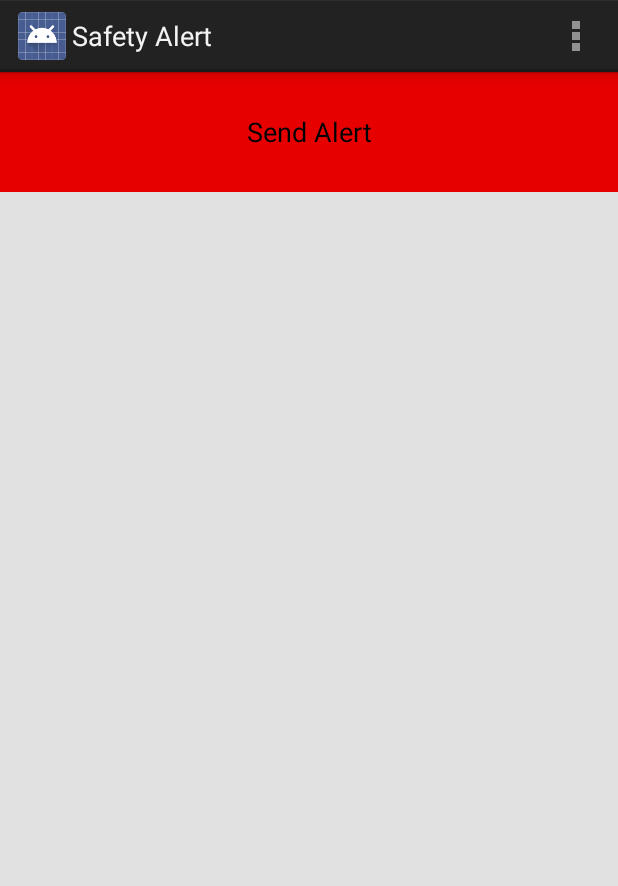
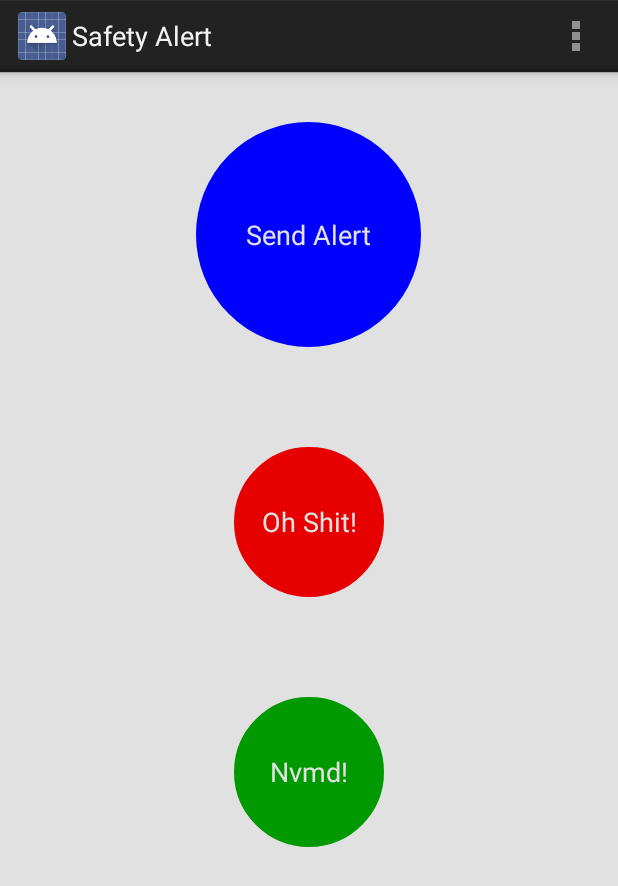
Before and after one commit to kheath/SafetyApp, an Android app: the screen it shows after launch (SMS), after a tap on "Send Alert", on a phone screen of 412 x 824 dp. Shown: the top 886 px of the screen. Run offline under Robolectric (Android 15) with nearby library versions, the phone set to English and light mode, and no system bars.

Commit message:
Added the two other buttons (colored) and set up a basic relative layout for them.  Also added call functionality (needs to be tested with a phone) for the emergency (oh shit) button.  App also now checks to see if you are using a phone before sending a text or calling the emergency number.

```diff
--- a/SMSMessaging/app/src/main/AndroidManifest.xml
+++ b/SMSMessaging/app/src/main/AndroidManifest.xml
@@ -8,6 +8,8 @@
 
     <uses-permission android:name="android.permission.ACCESS_FINE_LOCATION" />
     <uses-permission android:name="android.permission.INTERNET" />
+    <uses-permission android:name="android.permission.SEND_SMS"/>
+    <uses-permission android:name="android.permission.CALL_PHONE"/>
 
     <application
         android:allowBackup="true"
@@ -30,7 +32,7 @@
         </activity>
     </application>
 
-    <uses-permission android:name="android.permission.SEND_SMS">
-    </uses-permission>
+
+
 
 </manifest>
--- a/SMSMessaging/app/src/main/java/myfirstapp/example/com/sms/SMS.java
+++ b/SMSMessaging/app/src/main/java/myfirstapp/example/com/sms/SMS.java
@@ -6,29 +6,35 @@ import java.util.regex.Matcher;
 import java.util.regex.Pattern;
 
 import android.app.Activity;
+import android.content.Context;
 import android.content.Intent;
 import android.content.SharedPreferences;
+import android.net.Uri;
 import android.os.Bundle;
 import android.preference.PreferenceManager;
 import android.telephony.SmsManager;
+import android.telephony.TelephonyManager;
 import android.view.Gravity;
 import android.view.Menu;
 import android.view.MenuInflater;
 import android.view.MenuItem;
 import android.view.View;
 import android.widget.Button;
-import android.widget.EditText;
-import android.widget.TextView.BufferType;
 import android.widget.Toast;
 
 public class SMS extends Activity
 {
     Button btnSendSMS;
+    Button btnOhShit;
+    Button btnItsOkay;
     String txtPhoneNo;
     String txtMessage;
+    String eNumber;
     GPSTracker gps;
     double latitude;
     double longitude;
+
+    TelephonyManager tm;
 
     /** Called when the activity is first created. */
     @Override
@@ -38,10 +44,16 @@ public class SMS extends Activity
         setContentView(R.layout.activity_sms);
 
         btnSendSMS = (Button) findViewById(R.id.btnSendSMS);
-//        txtPhoneNo = (EditText) findViewById(R.id.txtPhoneNo);
-//        txtMessage = (EditText) findViewById(R.id.txtMessage);
+        btnOhShit = (Button) findViewById(R.id.btnOhShit);
+        btnItsOkay = (Button) findViewById(R.id.btnItsOkay);
+
+        // Put in the "emergency" phone number
+        eNumber = "";
+
      // create GPS object
         gps = new GPSTracker(SMS.this);
+
+        tm=(TelephonyManager)getSystemService(Context.TELEPHONY_SERVICE);
 
         PreferenceManager.setDefaultValues(this, R.xml.preferences, false);
 
@@ -82,13 +94,14 @@ public class SMS extends Activity
                 	{
                 		txtPhoneNo = "1"+txtPhoneNo;
                 		System.out.println("Assuming there should be a 1 in front. \nPhone number: "+txtPhoneNo);
-                    	sendSMS(txtPhoneNo, txtMessage);
+
                 	}
                 	else
                 	{
                 		System.out.println("Phone number: "+txtPhoneNo);
-                		sendSMS(txtPhoneNo, txtMessage);
+
                 	}
+                	sendSMS(txtPhoneNo, txtMessage, tm);
                 }
                 else if (!isValidPhoneNumber(txtPhoneNo))
                 {
@@ -107,10 +120,82 @@ public class SMS extends Activity
 //                            Toast.LENGTH_SHORT).setGravity(Gravity.CENTER, 0, 0).show();
             }
         });
+
+        // Call da police!
+
+        btnOhShit.setOnClickListener(new View.OnClickListener()
+        {
+            @Override
+			public void onClick(View v)
+            {
+            	if(isPhone(tm))
+            	{
+            		if (isValidPhoneNumber(eNumber))
+            		{
+            			Intent callIntent = new Intent(Intent.ACTION_CALL, Uri.parse(eNumber));
+            			startActivity(callIntent);
+            		}
+            	}
+            	else
+            	{
+
+            		Toast toast = Toast.makeText(getBaseContext(),
+            				"Shit brah, get a phone!",
+            				Toast.LENGTH_SHORT);
+            		toast.setGravity(Gravity.CENTER, 0, 0);
+            		toast.show();
+            	}
+            }
+        });
+
+        // It's all cool, brah
+
+        btnItsOkay.setOnClickListener(new View.OnClickListener()
+        {
+        	String kkMessage = "Yarr matey, splice the mainbrace.";
+            @Override
+			public void onClick(View v)
+            {
+
+                if (isValidPhoneNumber(txtPhoneNo))
+                {
+                	if (txtPhoneNo.length() == 10)
+                	{
+                		txtPhoneNo = "1"+txtPhoneNo;
+                		System.out.println("Assuming there should be a 1 in front. \nPhone number: "+txtPhoneNo);
+
+                	}
+                	else
+                	{
+                		System.out.println("Phone number: "+txtPhoneNo);
+
+                	}
+                	sendSMS(txtPhoneNo, kkMessage, tm);
+                }
+                else if (!isValidPhoneNumber(txtPhoneNo))
+                {
+                	System.out.println(txtPhoneNo + " is not a valid phone number!");
+                }
+                else
+                {
+                	Toast toast = Toast.makeText(getBaseContext(),
+                            "Please enter a valid phone number.",
+                            Toast.LENGTH_SHORT);
+                	toast.setGravity(Gravity.CENTER, 0, 0);
+                	toast.show();
+                }
+//                	Toast.makeText(getBaseContext(),
+//                            "Please enter both a valid phone number and message.",
+//                            Toast.LENGTH_SHORT).setGravity(Gravity.CENTER, 0, 0).show();
+            }
+        });
+
     }
 
     //---sends an SMS message to another device---
-    private void sendSMS(String phoneNumber, String message)
+    private void sendSMS(String phoneNumber, String message, TelephonyManager device)
+    {
+    	if(isPhone(device))
     	{
     		SmsManager smsManager = SmsManager.getDefault();
     		smsManager.sendTextMessage(phoneNumber, null, message, null, null);
@@ -120,11 +205,16 @@ public class SMS extends Activity
     				Toast.LENGTH_SHORT);
     		toast.setGravity(Gravity.CENTER, 0, 0);
     		toast.show();
+    	}
+    	else
+    	{
+    		Toast toast = Toast.makeText(getBaseContext(),
+    				"You aren't using a phone, brah",
+    				Toast.LENGTH_SHORT);
+    		toast.setGravity(Gravity.CENTER, 0, 0);
+    		toast.show();
+    	}
 
-//        PendingIntent pi = PendingIntent.getActivity(this, 0,
-//                new Intent(this, SMS.class), 0);
-//        SmsManager sms = SmsManager.getDefault();
-//        sms.sendTextMessage(phoneNumber, null, message, pi, null);
     }
 
     public static boolean isValidPhoneNumber(String phoneNum)
@@ -143,6 +233,19 @@ public class SMS extends Activity
       	  System.out.println("Not a valid phone number!");
         }
         return isValid;
+    }
+
+    public static boolean isPhone(TelephonyManager device)
+    {
+
+        if(device.getPhoneType() == 0)
+        {
+        	return false;
+        }
+        else
+        {
+        	return true;
+        }
     }
 
     @Override
--- /dev/null
+++ b/SMSMessaging/app/src/main/res/drawable/ovalbluebutton.xml
@@ -0,0 +1,6 @@
+<?xml version="1.0" encoding="utf-8"?>
+    <shape xmlns:android="http://schemas.android.com/apk/res/android"
+        android:shape="oval">
+        <solid android:color="#0000FF"/>
+        <stroke android:width="2sp" android:color="#0000FF" />
+    </shape>
--- /dev/null
+++ b/SMSMessaging/app/src/main/res/drawable/ovalbutton.xml
@@ -0,0 +1,6 @@
+<?xml version="1.0" encoding="utf-8"?>
+    <shape xmlns:android="http://schemas.android.com/apk/res/android"
+        android:shape="oval">
+        <solid android:color="#E60000"/>
+        <stroke android:width="2sp" android:color="#E60000" />
+    </shape>
--- /dev/null
+++ b/SMSMessaging/app/src/main/res/drawable/ovalgreenbutton.xml
@@ -0,0 +1,6 @@
+<?xml version="1.0" encoding="utf-8"?>
+    <shape xmlns:android="http://schemas.android.com/apk/res/android"
+        android:shape="oval">
+        <solid android:color="#009900"/>
+        <stroke android:width="2sp" android:color="#009900" />
+    </shape>
--- a/SMSMessaging/app/src/main/res/layout/activity_sms.xml
+++ b/SMSMessaging/app/src/main/res/layout/activity_sms.xml
@@ -1,38 +1,54 @@
-<LinearLayout xmlns:android="http://schemas.android.com/apk/res/android"
+<?xml version="1.0" encoding="utf-8"?>
+<RelativeLayout xmlns:android="http://schemas.android.com/apk/res/android"
     android:orientation="vertical"
     android:layout_width="fill_parent"
     android:layout_height="fill_parent"
     android:background="#e1e1e1"
     >
-    <!-- <TextView
-        android:layout_width="fill_parent"
-        android:layout_height="wrap_content"
-        android:text="@string/number"
-        />
-    <EditText
-        android:id="@+id/txtPhoneNo"
-        android:layout_width="fill_parent"
-        android:layout_height="wrap_content"
-        android:inputType="phone"
-        />
-    <TextView
-        android:layout_width="fill_parent"
-        android:layout_height="wrap_content"
-        android:text="@string/message"
-        />
-    <EditText
-        android:id="@+id/txtMessage"
-        android:layout_width="fill_parent"
-        android:layout_height="150dp"
-        android:gravity="top"
-        android:hint = "@string/default_message"
-        android:inputType="text|textCapSentences"
-        /> -->
+
     <Button
         android:id="@+id/btnSendSMS"
-        android:layout_width="fill_parent"
-        android:layout_height="80dp"
+        android:layout_centerHorizontal="true"
+
+        android:gravity="center"
+        android:layout_margin="33dp"
+        android:layout_width="150sp"
+        android:layout_height="150sp"
+        android:background="@drawable/ovalbluebutton"
+
         android:text="@string/send"
-        android:background="#E60000"
-        />
-</LinearLayout>
+        android:textColor="#e1e1e1"
+         />
+
+    <Button
+        android:id="@+id/btnOhShit"
+        android:layout_below="@+id/btnSendSMS"
+        android:layout_centerHorizontal="true"
+        android:gravity="center"
+
+        android:layout_margin="33dp"
+        android:layout_width="100sp"
+        android:layout_height="100sp"
+        android:background="@drawable/ovalbutton"
+
+        android:text="@string/ohShit"
+        android:textColor="#e1e1e1"
+         />
+
+    <Button
+        android:id="@+id/btnItsOkay"
+        android:layout_below="@+id/btnOhShit"
+        android:layout_centerHorizontal="true"
+        android:gravity="center"
+
+        android:layout_margin="33dp"
+        android:layout_width="100sp"
+        android:layout_height="100sp"
+        android:background="@drawable/ovalgreenbutton"
+
+        android:text="@string/itsOkay"
+        android:textColor="#e1e1e1"
+         />
+
+
+</RelativeLayout>
--- a/SMSMessaging/app/src/main/res/values/strings.xml
+++ b/SMSMessaging/app/src/main/res/values/strings.xml
@@ -12,5 +12,11 @@
     <string name="pref_recipientNumber">Recipient number</string>
     <string name="pref_message">Message body</string>
 
+    <!-- Second button - call da police -->
+    <string name="ohShit">Oh Shit!</string>
+
+    <!-- Third button - everything in okay -->
+    <string name="itsOkay">Nvmd!</string>
+
 
 </resources>
--- a/SMSMessaging/app/src/main/res/xml/preferences.xml
+++ b/SMSMessaging/app/src/main/res/xml/preferences.xml
@@ -8,5 +8,5 @@
     <EditTextPreference
         android:key="pref_message"
         android:title="@string/pref_message"
-        android:defaultValue="test" />
+        android:defaultValue="@string/default_message" />
 </PreferenceScreen>
```
Lines whose indentation alone changed are shown as unchanged.
